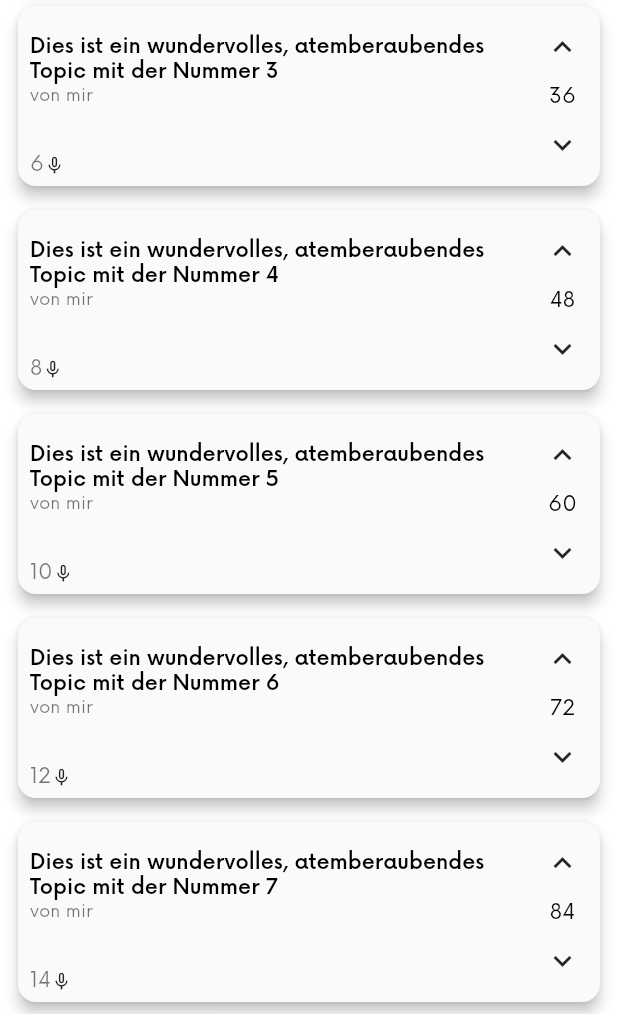
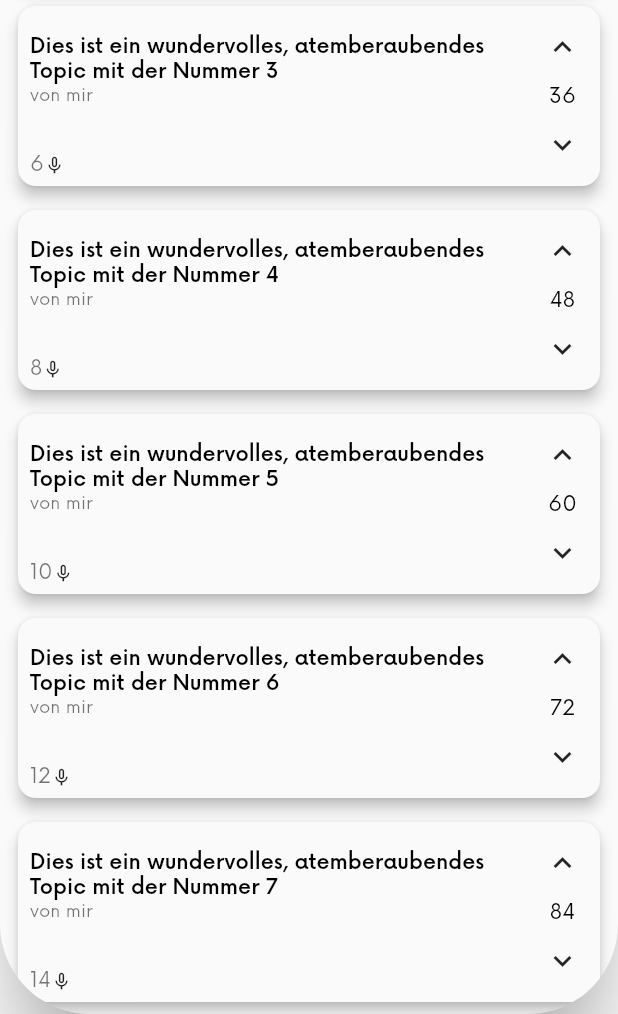
Before and after one commit to pdurasie/storycords, a Flutter app: the screen it shows after launch, scrolled down 518 dp, on a phone screen of 412 x 824 dp, the part 222-1236 px from its top. Run offline on Flutter 3.47's test engine with Material 2 defaults, Android fonts, the phone set to English and light mode, and no system bars; our stand-ins replace bloc, flutter_bloc, flutter_riverpod, permission_handler, riverpod; missing offline and left inert: record.

Commit message:
Add elevation to home card

```diff
--- a/lib/ui/components/HomeBody.dart
+++ b/lib/ui/components/HomeBody.dart
@@ -24,11 +24,10 @@ class HomeBodyWidget extends StatelessWidget {
             // add top margin to have only slight overlap to the header
             top: MediaQuery.of(context).size.height * _bodyTopOffsetMultiplier,
           ),
-          decoration: BoxDecoration(
-            color: Colors.white,
-            borderRadius: BorderRadius.only(
-                topLeft: Radius.circular(60), topRight: Radius.circular(60)),
-          ),
+          child: Material(
+            elevation: 20,
+            borderRadius: BorderRadius.all(Radius.circular(60.0)),
+            clipBehavior: Clip.antiAlias,
             child: Column(
               crossAxisAlignment: CrossAxisAlignment.start,
               children: [
@@ -54,6 +53,7 @@ class HomeBodyWidget extends StatelessWidget {
               ],
             ),
           ),
+        ),
       );
     });
   }
```
Lines whose indentation alone changed are shown as unchanged.
